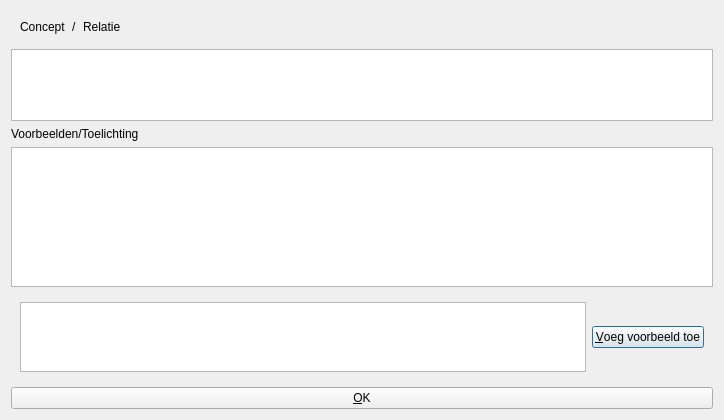
Qt form qtconceptmapconcepteditdialog.ui (richelbilderbeek/QtConceptMap) before a commit.
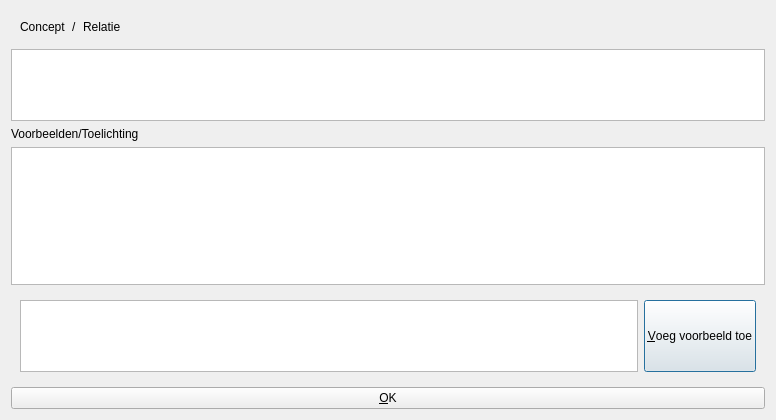
The same form after that commit.

```diff
--- a/qtconceptmapconcepteditdialog.ui
+++ b/qtconceptmapconcepteditdialog.ui
@@ -6,7 +6,7 @@
    <rect>
     <x>0</x>
     <y>0</y>
-    <width>724</width>
+    <width>776</width>
     <height>420</height>
    </rect>
   </property>
@@ -139,6 +139,12 @@
       </item>
       <item>
        <widget class="QPushButton" name="button_add">
+        <property name="sizePolicy">
+         <sizepolicy hsizetype="Minimum" vsizetype="Minimum">
+          <horstretch>0</horstretch>
+          <verstretch>0</verstretch>
+         </sizepolicy>
+        </property>
         <property name="text">
          <string>&amp;Voeg voorbeeld toe</string>
         </property>
```
